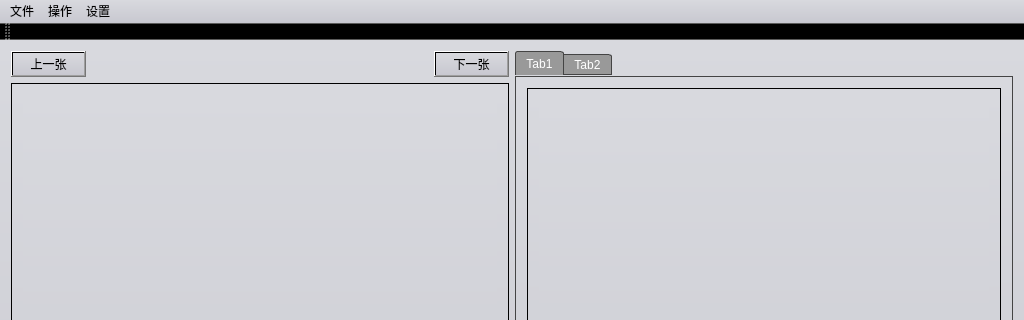
First picture: the form in view/source/ui/MainUi.ui, repository CodeCat00/ImageOperation, before the edit; both pictures show x 0 to 1024 and y 0 to 320 of the 1024 by 748 pixel window.
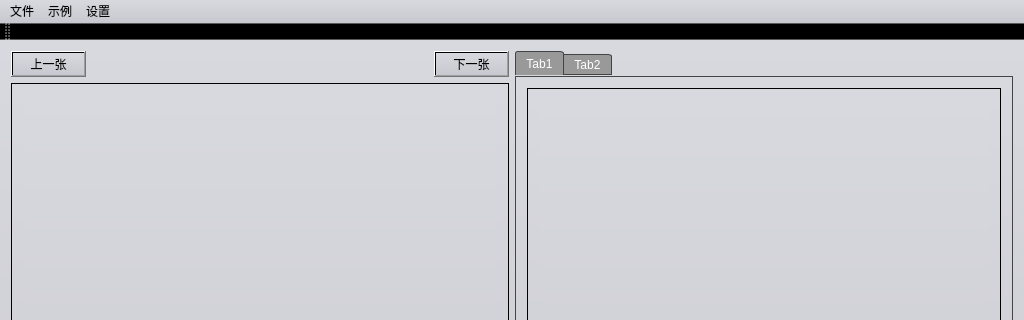
Second picture: the form after the edit. The open tabs and pages were chosen to show the change. Icons and pictures are not drawn.

Commit message: 补充opencv示例程序

Diff of the .ui file:
```diff
--- a/view/source/ui/MainUi.ui
+++ b/view/source/ui/MainUi.ui
@@ -392,7 +392,7 @@
      <x>0</x>
      <y>0</y>
      <width>1024</width>
-     <height>21</height>
+     <height>22</height>
     </rect>
    </property>
    <widget class="QMenu" name="fileMenu">
@@ -405,9 +405,9 @@
     <addaction name="setSaveFilePathAct"/>
     <addaction name="exitAct"/>
    </widget>
-   <widget class="QMenu" name="editMenu">
+   <widget class="QMenu" name="exampleMenu">
     <property name="title">
-     <string>操作</string>
+     <string>示例</string>
     </property>
     <addaction name="shotAct"/>
     <addaction name="fourPointShotAct"/>
@@ -428,7 +428,7 @@
     <addaction name="shotImageSize"/>
    </widget>
    <addaction name="fileMenu"/>
-   <addaction name="editMenu"/>
+   <addaction name="exampleMenu"/>
    <addaction name="menu"/>
   </widget>
   <widget class="QToolBar" name="mainToolBar">
```
Left out of the diff: 134 changed lines with no effect on the pictures. The commit also changes 43 other files.
